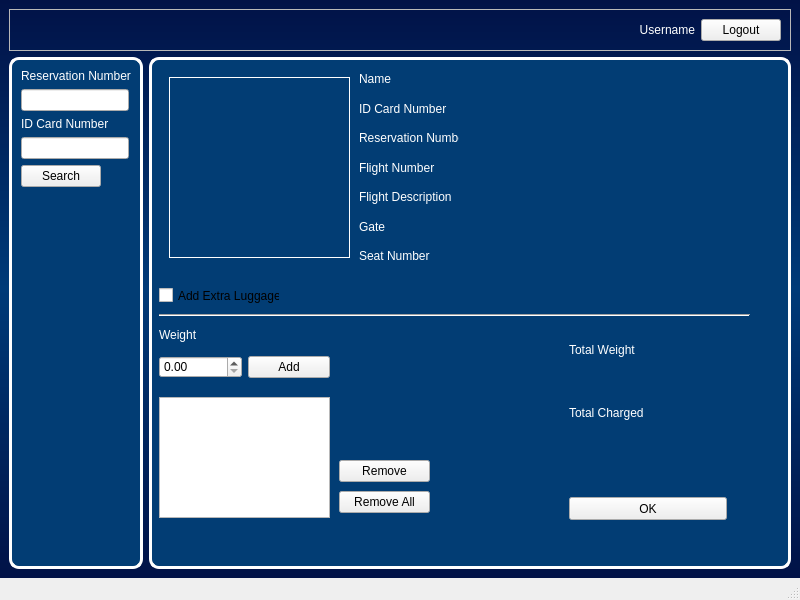
Before: the Qt Designer form Views/checkincontroller.ui in PPL48/AxeApolloStation, drawn with Qt 5.
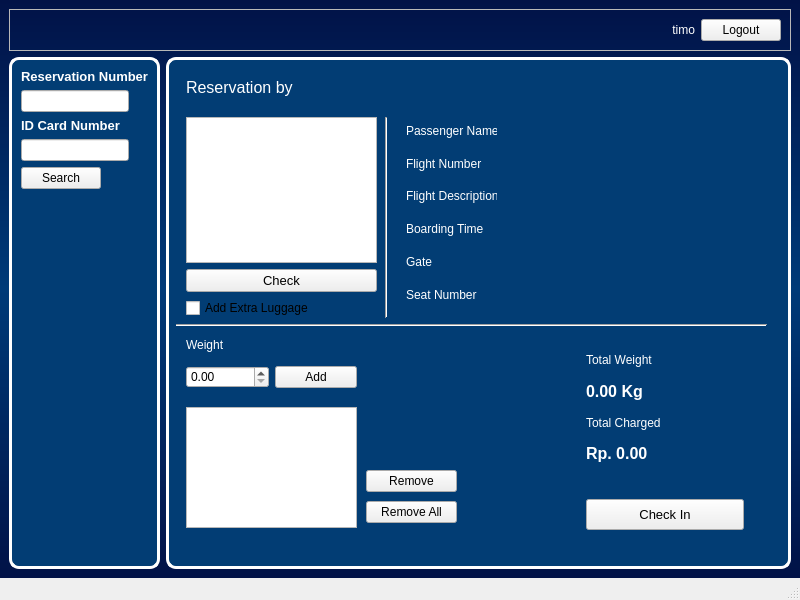
After: the same form once the commit is applied.

Commit message: Check In Controller - review request

Diff of the .ui file:
```diff
--- a/Views/checkincontroller.ui
+++ b/Views/checkincontroller.ui
@@ -57,7 +57,7 @@
        <item>
         <widget class="QLabel" name="lbUsername">
          <property name="text">
-          <string>Username</string>
+          <string>timo</string>
          </property>
          <property name="alignment">
           <set>Qt::AlignRight|Qt::AlignTrailing|Qt::AlignVCenter</set>
@@ -103,6 +103,13 @@
          </property>
          <item row="0" column="0">
           <widget class="QLabel" name="label">
+           <property name="font">
+            <font>
+             <pointsize>10</pointsize>
+             <weight>75</weight>
+             <bold>true</bold>
+            </font>
+           </property>
            <property name="text">
             <string>Reservation Number</string>
            </property>
@@ -113,6 +120,13 @@
          </item>
          <item row="2" column="0">
           <widget class="QLabel" name="label_2">
+           <property name="font">
+            <font>
+             <pointsize>10</pointsize>
+             <weight>75</weight>
+             <bold>true</bold>
+            </font>
+           </property>
            <property name="text">
             <string>ID Card Number</string>
            </property>
@@ -128,19 +142,6 @@
            </property>
           </widget>
          </item>
-         <item row="5" column="0">
-          <spacer name="verticalSpacer">
-           <property name="orientation">
-            <enum>Qt::Vertical</enum>
-           </property>
-           <property name="sizeHint" stdset="0">
-            <size>
-             <width>20</width>
-             <height>40</height>
-            </size>
-           </property>
-          </spacer>
-         </item>
         </layout>
        </widget>
       </item>
@@ -159,43 +160,11 @@
         <property name="frameShadow">
          <enum>QFrame::Raised</enum>
         </property>
-        <widget class="QCheckBox" name="cbAddLuggage">
-         <property name="geometry">
-          <rect>
-           <x>10</x>
-           <y>230</y>
-           <width>121</width>
-           <height>17</height>
-          </rect>
-         </property>
-         <property name="text">
-          <string>Add Extra Luggage</string>
-         </property>
-        </widget>
-        <widget class="QLabel" name="photo">
-         <property name="geometry">
-          <rect>
-           <x>20</x>
-           <y>20</y>
-           <width>181</width>
-           <height>181</height>
-          </rect>
-         </property>
-         <property name="frameShape">
-          <enum>QFrame::Box</enum>
-         </property>
-         <property name="text">
-          <string>&lt;Photo&gt;</string>
-         </property>
-         <property name="alignment">
-          <set>Qt::AlignCenter</set>
-         </property>
-        </widget>
         <widget class="QLabel" name="label_8">
          <property name="geometry">
           <rect>
-           <x>10</x>
-           <y>270</y>
+           <x>20</x>
+           <y>280</y>
            <width>91</width>
            <height>16</height>
           </rect>
@@ -208,7 +177,7 @@
          <property name="geometry">
           <rect>
            <x>10</x>
-           <y>250</y>
+           <y>260</y>
            <width>591</width>
            <height>16</height>
           </rect>
@@ -220,8 +189,8 @@
         <widget class="QListWidget" name="lvWeight">
          <property name="geometry">
           <rect>
-           <x>10</x>
-           <y>340</y>
+           <x>20</x>
+           <y>350</y>
            <width>171</width>
            <height>121</height>
           </rect>
@@ -230,15 +199,19 @@
         <widget class="QWidget" name="horizontalLayoutWidget">
          <property name="geometry">
           <rect>
-           <x>10</x>
-           <y>290</y>
+           <x>20</x>
+           <y>300</y>
            <width>171</width>
            <height>41</height>
           </rect>
          </property>
          <layout class="QHBoxLayout" name="horizontalLayout_3">
           <item>
-           <widget class="QDoubleSpinBox" name="sbAddLuggage"/>
+           <widget class="QDoubleSpinBox" name="sbAddLuggage">
+            <property name="value">
+             <double>0.000000000000000</double>
+            </property>
+           </widget>
           </item>
           <item>
            <widget class="QPushButton" name="pushButton">
@@ -252,8 +225,8 @@
         <widget class="QWidget" name="verticalLayoutWidget">
          <property name="geometry">
           <rect>
-           <x>190</x>
-           <y>400</y>
+           <x>200</x>
+           <y>410</y>
            <width>91</width>
            <height>61</height>
           </rect>
@@ -279,7 +252,7 @@
          <property name="geometry">
           <rect>
            <x>420</x>
-           <y>280</y>
+           <y>290</y>
            <width>160</width>
            <height>119</height>
           </rect>
@@ -302,7 +275,7 @@
              </font>
             </property>
             <property name="text">
-             <string>&lt;Weight&gt;</string>
+             <string>0.00 Kg</string>
             </property>
            </widget>
           </item>
@@ -323,7 +296,7 @@
              </font>
             </property>
             <property name="text">
-             <string>&lt;Charged&gt;</string>
+             <string>Rp. 0.00</string>
             </property>
            </widget>
           </item>
@@ -332,31 +305,17 @@
         <widget class="QWidget" name="verticalLayoutWidget_3">
          <property name="geometry">
           <rect>
-           <x>210</x>
-           <y>10</y>
-           <width>100</width>
-           <height>201</height>
+           <x>240</x>
+           <y>60</y>
+           <width>91</width>
+           <height>191</height>
           </rect>
          </property>
          <layout class="QVBoxLayout" name="verticalLayout_4">
           <item>
            <widget class="QLabel" name="label_4">
             <property name="text">
-             <string>Name</string>
-            </property>
-           </widget>
-          </item>
-          <item>
-           <widget class="QLabel" name="label_5">
-            <property name="text">
-             <string>ID Card Number</string>
-            </property>
-           </widget>
-          </item>
-          <item>
-           <widget class="QLabel" name="label_6">
-            <property name="text">
-             <string>Reservation Number</string>
+             <string>Passenger Name</string>
             </property>
            </widget>
           </item>
@@ -374,6 +333,13 @@
             </property>
            </widget>
           </item>
+          <item>
+           <widget class="QLabel" name="label_5">
+            <property name="text">
+             <string>Boarding Time</string>
+            </property>
+           </widget>
+          </item>
           <item>
            <widget class="QLabel" name="label_10">
             <property name="text">
@@ -393,10 +359,10 @@
         <widget class="QWidget" name="verticalLayoutWidget_4">
          <property name="geometry">
           <rect>
-           <x>320</x>
-           <y>10</y>
-           <width>195</width>
-           <height>201</height>
+           <x>340</x>
+           <y>60</y>
+           <width>241</width>
+           <height>191</height>
           </rect>
          </property>
          <layout class="QVBoxLayout" name="verticalLayout_5">
@@ -410,35 +376,7 @@
              </font>
             </property>
             <property name="text">
-             <string>&lt;Name&gt;</string>
-            </property>
-           </widget>
-          </item>
-          <item>
-           <widget class="QLabel" name="lbIDNumber">
-            <property name="font">
-             <font>
-              <pointsize>12</pointsize>
-              <weight>75</weight>
-              <bold>true</bold>
-             </font>
-            </property>
-            <property name="text">
-             <string>&lt;ID Card Number&gt;</string>
-            </property>
-           </widget>
-          </item>
-          <item>
-           <widget class="QLabel" name="lbReserveNumber">
-            <property name="font">
-             <font>
-              <pointsize>12</pointsize>
-              <weight>75</weight>
-              <bold>true</bold>
-             </font>
-            </property>
-            <property name="text">
-             <string>&lt;Reservation Number&gt;</string>
+             <string>&lt;Passenger Name&gt;</string>
             </property>
            </widget>
           </item>
@@ -504,15 +442,119 @@
          <property name="geometry">
           <rect>
            <x>420</x>
-           <y>440</y>
+           <y>442</y>
            <width>158</width>
-           <height>23</height>
+           <height>31</height>
           </rect>
          </property>
+         <property name="font">
+          <font>
+           <pointsize>10</pointsize>
+          </font>
+         </property>
          <property name="text">
-          <string>OK</string>
+          <string>Check In</string>
          </property>
         </widget>
+        <widget class="QLabel" name="label_13">
+         <property name="geometry">
+          <rect>
+           <x>20</x>
+           <y>20</y>
+           <width>111</width>
+           <height>21</height>
+          </rect>
+         </property>
+         <property name="font">
+          <font>
+           <pointsize>12</pointsize>
+          </font>
+         </property>
+         <property name="text">
+          <string>Reservation by </string>
+         </property>
+        </widget>
+        <widget class="QLabel" name="lbApplicant">
+         <property name="geometry">
+          <rect>
+           <x>130</x>
+           <y>20</y>
+           <width>451</width>
+           <height>21</height>
+          </rect>
+         </property>
+         <property name="font">
+          <font>
+           <pointsize>12</pointsize>
+           <weight>75</weight>
+           <bold>true</bold>
+          </font>
+         </property>
+         <property name="text">
+          <string>&lt;Applicant&gt;</string>
+         </property>
+        </widget>
+        <widget class="Line" name="line_2">
+         <property name="geometry">
+          <rect>
+           <x>210</x>
+           <y>60</y>
+           <width>20</width>
+           <height>201</height>
+          </rect>
+         </property>
+         <property name="orientation">
+          <enum>Qt::Vertical</enum>
+         </property>
+        </widget>
+        <widget class="QWidget" name="layoutWidget">
+         <property name="geometry">
+          <rect>
+           <x>20</x>
+           <y>60</y>
+           <width>191</width>
+           <height>201</height>
+          </rect>
+         </property>
+         <layout class="QVBoxLayout" name="verticalLayout_6">
+          <item>
+           <widget class="QListWidget" name="listPassenger">
+            <property name="font">
+             <font>
+              <family>MS Shell Dlg 2</family>
+              <pointsize>9</pointsize>
+              <weight>50</weight>
+              <bold>false</bold>
+             </font>
+            </property>
+           </widget>
+          </item>
+          <item>
+           <widget class="QPushButton" name="btnCheck">
+            <property name="font">
+             <font>
+              <pointsize>10</pointsize>
+              <weight>50</weight>
+              <bold>false</bold>
+             </font>
+            </property>
+            <property name="text">
+             <string>Check</string>
+            </property>
+           </widget>
+          </item>
+          <item>
+           <widget class="QCheckBox" name="cbAddLuggage">
+            <property name="text">
+             <string>Add Extra Luggage</string>
+            </property>
+            <property name="checked">
+             <bool>false</bool>
+            </property>
+           </widget>
+          </item>
+         </layout>
+        </widget>
        </widget>
       </item>
      </layout>
```
Left out of the diff: 22 changed lines with no effect on the pictures. The commit also changes 15 other files.
